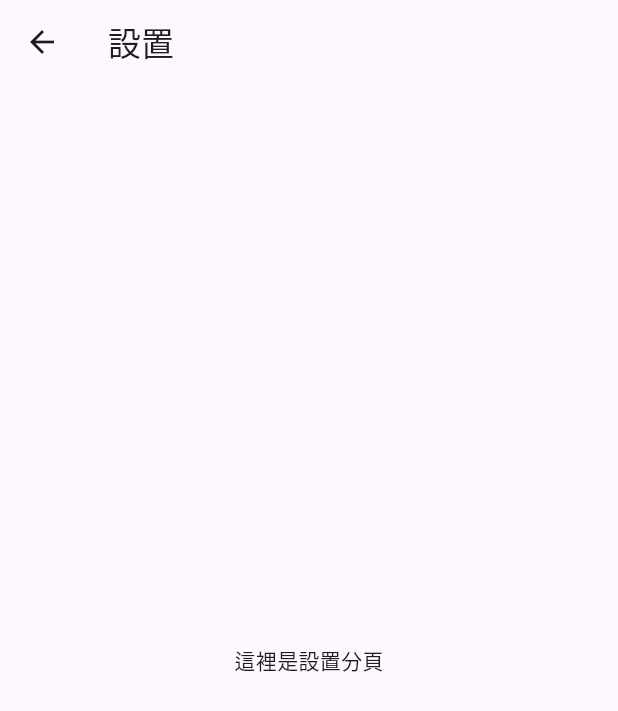
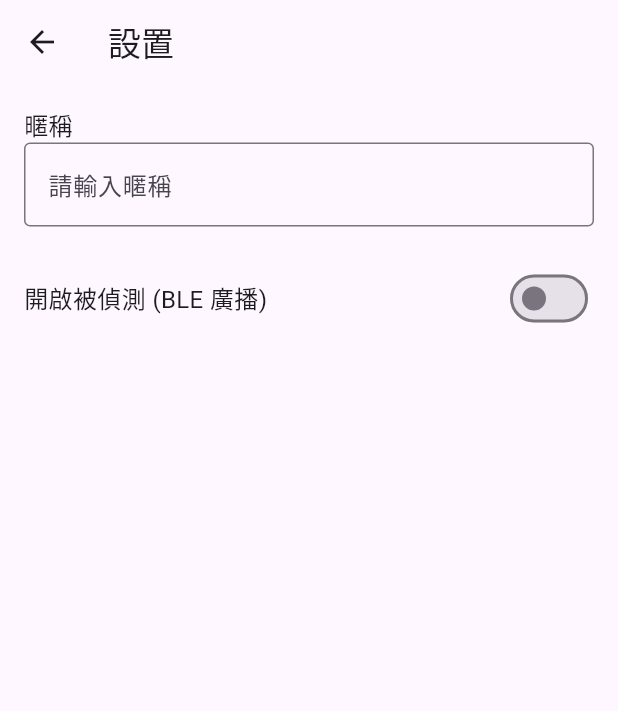
Before and after one commit to JSK1379/generater, a Flutter app: the SettingsPage screen opened directly, on a phone screen of 412 x 824 dp. Shown: the top 711 px of the screen. Run offline on Flutter 3.47's test engine with Material 3 defaults, Android fonts, the phone set to English and light mode, and no system bars; our stand-ins replace flutter_blue_plus, permission_handler; missing offline and left inert: flutter_ble_peripheral.

Commit message:
暱稱使用 初始化

```diff
--- a/social/flutter_ble_test/lib/main.dart
+++ b/social/flutter_ble_test/lib/main.dart
@@ -2,6 +2,7 @@ import 'package:flutter/material.dart';
 import 'package:flutter_blue_plus/flutter_blue_plus.dart';
 import 'package:permission_handler/permission_handler.dart';
 import 'avatar_page.dart';
+import 'package:flutter_ble_peripheral/flutter_ble_peripheral.dart';
 
 void main() {
   runApp(const MyApp());
@@ -209,15 +210,77 @@ class _BleScanBodyState extends State<BleScanBody> {
   );
 }
 
-// 新增設置分頁頁面
-class SettingsPage extends StatelessWidget {
+class SettingsPage extends StatefulWidget {
   const SettingsPage({super.key});
+  @override
+  State<SettingsPage> createState() => _SettingsPageState();
+}
+
+class _SettingsPageState extends State<SettingsPage> {
+  final TextEditingController _nicknameController = TextEditingController();
+  bool _isAdvertising = false;
+  final FlutterBlePeripheral _blePeripheral = FlutterBlePeripheral();
+
+  @override
+  void dispose() {
+    _blePeripheral.stop();
+    _nicknameController.dispose();
+    super.dispose();
+  }
+
+  void _toggleAdvertise(bool value) async {
+    if (value) {
+      await _blePeripheral.start(
+        advertiseData: AdvertiseData(
+          includeDeviceName: true,
+          localName: _nicknameController.text.isNotEmpty ? _nicknameController.text : null,
+        ),
+      );
+    } else {
+      await _blePeripheral.stop();
+    }
+    setState(() => _isAdvertising = value);
+  }
 
   @override
   Widget build(BuildContext context) {
     return Scaffold(
       appBar: AppBar(title: const Text('設置')),
-      body: const Center(child: Text('這裡是設置分頁')),
+      body: Padding(
+        padding: const EdgeInsets.all(16.0),
+        child: Column(
+          crossAxisAlignment: CrossAxisAlignment.start,
+          children: [
+            const Text('暱稱', style: TextStyle(fontSize: 16)),
+            TextField(
+              controller: _nicknameController,
+              decoration: const InputDecoration(
+                border: OutlineInputBorder(),
+                hintText: '請輸入暱稱',
+              ),
+              onChanged: (v) {
+                if (_isAdvertising) {
+                  _toggleAdvertise(false);
+                  Future.delayed(const Duration(milliseconds: 300), () {
+                    _toggleAdvertise(true);
+                  });
+                }
+              },
+            ),
+            const SizedBox(height: 24),
+            Row(
+              mainAxisAlignment: MainAxisAlignment.spaceBetween,
+              children: [
+                const Text('開啟被偵測 (BLE 廣播)', style: TextStyle(fontSize: 16)),
+                Switch(
+                  value: _isAdvertising,
+                  onChanged: (v) => _toggleAdvertise(v),
+                ),
+              ],
+            ),
+          ],
+        ),
+      ),
     );
   }
 }
--- a/social/flutter_ble_test/pubspec.yaml
+++ b/social/flutter_ble_test/pubspec.yaml
@@ -13,6 +13,7 @@ dependencies:
   flutter_blue_plus: ^1.35.5
   permission_handler: ^12.0.0+1
   http: ^1.2.1
+  flutter_ble_peripheral: ^1.2.6
 
 
 dev_dependencies:
```
Also changed, not shown: social/flutter_ble_test/pubspec.lock, 3 other files.
